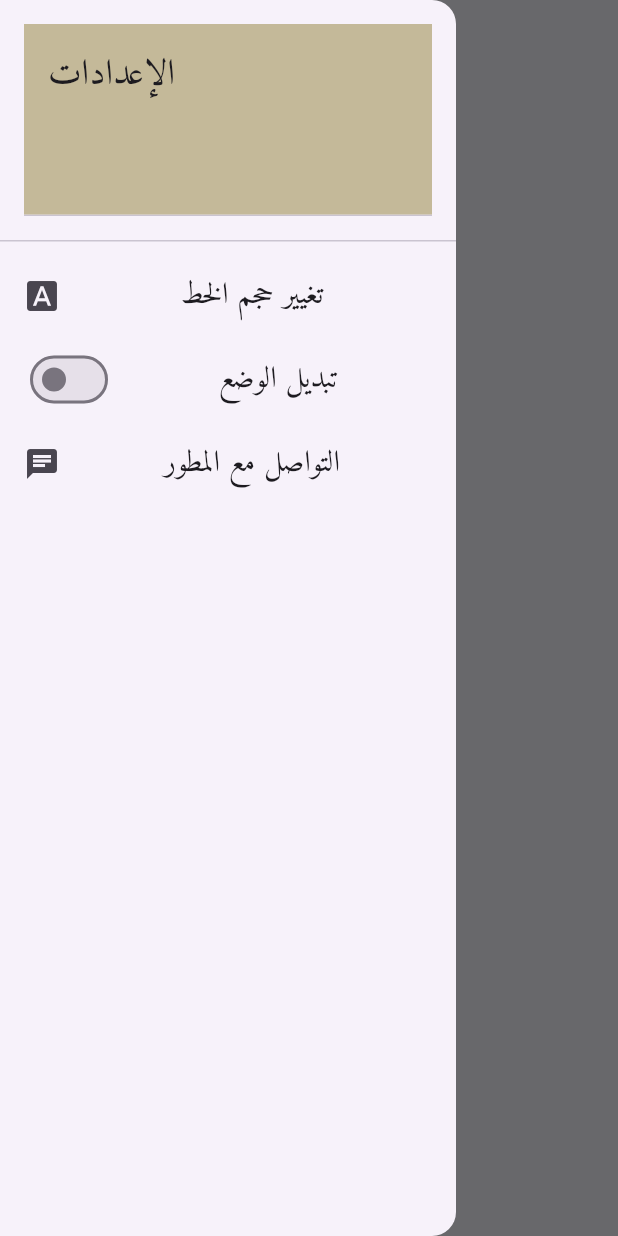
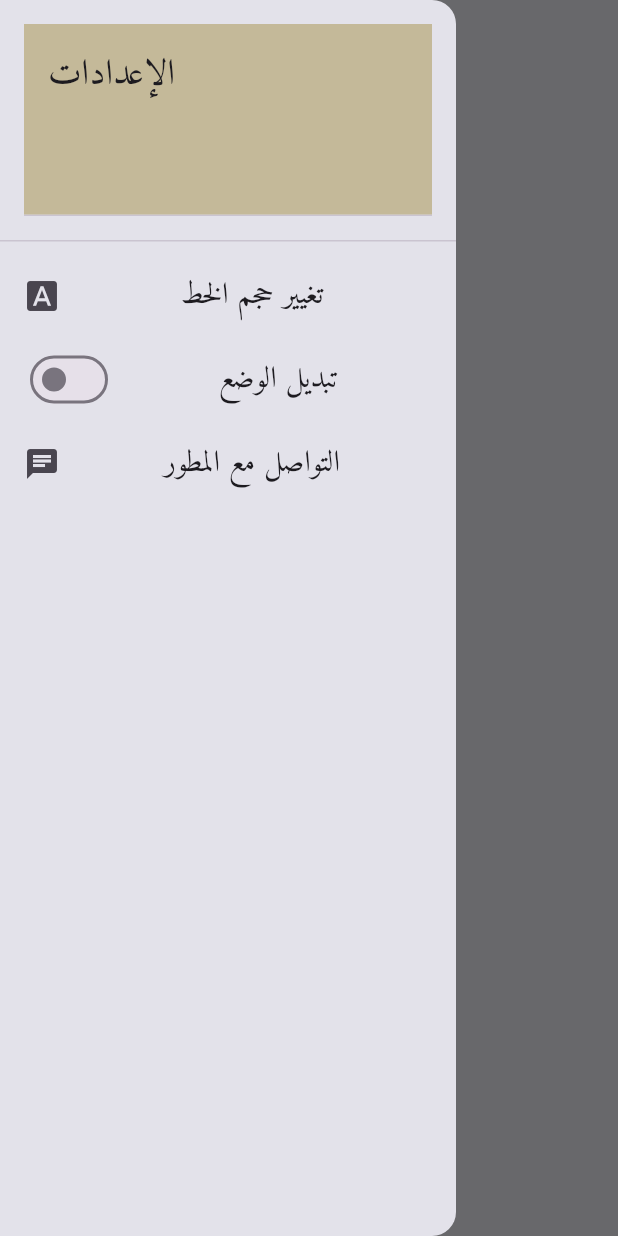
Before and after one commit to taha-majdlawi/werd_yawme_last_5_sections, a Flutter app: the screen it shows after launch, with the side drawer open, on a phone screen of 412 x 824 dp. Run offline on Flutter 3.47's test engine with Material 3 defaults, Android fonts, the phone set to English and light mode, and no system bars; our stand-ins replace shared_preferences.

Commit message:
edit colors and done

```diff
--- a/lib/screens/home_page.dart
+++ b/lib/screens/home_page.dart
@@ -16,14 +16,17 @@ class HomePage extends StatelessWidget {
   @override
   Widget build(BuildContext context) {
     return Scaffold(
-      backgroundColor: Color.fromARGB(255, 227, 226, 234),
+      backgroundColor:
+          isDarkMode ? Colors.black : Color.fromARGB(255, 227, 226, 234),
       appBar: AppBar(
+        backgroundColor:
+            isDarkMode ? Colors.black : Color.fromARGB(255, 227, 226, 234),
+
         centerTitle: true,
         title: const Text(
           "الورد اليومي",
           style: TextStyle(fontFamily: 'Amiri', fontSize: 25),
         ),
-        backgroundColor: Color.fromARGB(255, 227, 226, 234),
       ),
       drawer: CustomDrawer(
         isDarkMode: isDarkMode,
--- a/lib/widgets/custom_drawer.dart
+++ b/lib/widgets/custom_drawer.dart
@@ -1,4 +1,3 @@
-
 import 'package:flutter/material.dart';
 import 'package:lastfivesectionsofquran/screens/change_font_size_screen.dart';
 import 'package:url_launcher/url_launcher.dart';
@@ -11,6 +10,8 @@ class CustomDrawer extends StatelessWidget {
   @override
   Widget build(BuildContext context) {
     return Drawer(
+      backgroundColor:
+          isDarkMode ? Color(0xff1C1C22) : Color.fromARGB(255, 227, 226, 234),
       child: ListView(
         children: [
           DrawerHeader(
```
